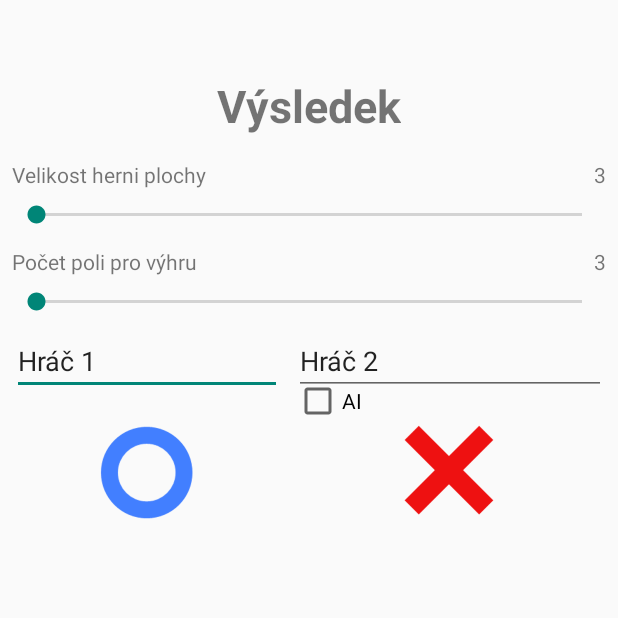
After one commit to Michyus/TAMZ2_projekt, an Android app: the StatisticsDetail screen opened directly, with no data from a screen before it, on a phone screen of 412 x 824 dp, the top half of it. The commit adds this screen. Run offline under Robolectric (Android 15) with nearby library versions, the phone set to English and light mode, and no system bars.

Commit message:
Repairing DBHelper and Statistics, now correct data are displayed

```diff
--- a/Piskvorky/app/src/main/AndroidManifest.xml
+++ b/Piskvorky/app/src/main/AndroidManifest.xml
@@ -22,7 +22,8 @@
             android:screenOrientation="portrait" />
         <activity android:name=".Settings" />
         <activity android:name=".Statistics" />
-        <activity android:name=".CustomGameActivity"></activity>
+        <activity android:name=".CustomGameActivity" />
+        <activity android:name=".StatisticsDetail"></activity>
     </application>
 
 </manifest>
--- a/Piskvorky/app/src/main/java/com/example/michyus/piskvorky/DBHelper.java
+++ b/Piskvorky/app/src/main/java/com/example/michyus/piskvorky/DBHelper.java
@@ -15,6 +15,12 @@ public class DBHelper extends SQLiteOpenHelper {
     public static final String GAMES_TABLE_NAME = "games";
     public static final String GAMES_COLUMN_ID = "id";
     public static final String GAMES_COLUMN_WINNER = "winner";
+    public static final String GAMES_COLUMN_NAME_1 = "name_1";
+    public static final String GAMES_COLUMN_NAME_2 = "name_2";
+    public static final String GAMES_COLUMN_MOVES = "moves";
+    public static final String GAMES_COLUMN_SIZE = "size";
+    public static final String GAMES_COLUMN_COUNT = "count";
+
 
 
     public static ArrayList<String> arrayList = new ArrayList<String>();
@@ -26,8 +32,7 @@ public class DBHelper extends SQLiteOpenHelper {
 
     @Override
     public void onCreate(SQLiteDatabase db) {
-        //db.execSQL("create table games " + "(id integer primary key, name text)");
-        db.execSQL("CREATE TABLE games " + "(id INTEGER PRIMARY KEY, winner TEXT, name_1 TEXT, name_2 TEXT, moves INT)");
+        db.execSQL("CREATE TABLE games " + "(id INTEGER PRIMARY KEY, winner TEXT, name_1 TEXT, name_2 TEXT, moves INT, size INT, count INT)");
     }
 
     @Override
@@ -36,11 +41,16 @@ public class DBHelper extends SQLiteOpenHelper {
         onCreate(db);
     }
 
-    public boolean insertGame(String winner, String name_1, String name_2, int moves)
+    public boolean insertGame(String winner, String name_1, String name_2, int moves, int size, int count)
     {
         SQLiteDatabase db = this.getWritableDatabase();
         ContentValues contentValues = new ContentValues();
         contentValues.put(GAMES_COLUMN_WINNER, winner);
+        contentValues.put(GAMES_COLUMN_NAME_1, name_1);
+        contentValues.put(GAMES_COLUMN_NAME_2, name_2);
+        contentValues.put(GAMES_COLUMN_MOVES, moves);
+        contentValues.put(GAMES_COLUMN_SIZE, size);
+        contentValues.put(GAMES_COLUMN_COUNT, count);
         db.insert(GAMES_TABLE_NAME, null, contentValues);
         return true;
     }
@@ -49,20 +59,9 @@ public class DBHelper extends SQLiteOpenHelper {
     public Cursor getData(int id){
         SQLiteDatabase db = this.getReadableDatabase();
         Cursor res =  db.rawQuery("select * from games where id=" + id + "", null);
-        //Cursor res =  db.rawQuery( "select * from games LIMIT 1 OFFSET "+id+"", null );
         return res;
     }
 
-    public boolean updateGame (Integer id, String name, int cost, int type)
-    {
-        //TODO update zaznam
-        SQLiteDatabase db = this.getWritableDatabase();
-        ContentValues contentValues = new ContentValues();
-        contentValues.put("winner", name);
-        db.update(GAMES_TABLE_NAME, contentValues,"id="+id,null);
-
-        return true;
-    }
 
     public void setAllGames()
     {
--- a/Piskvorky/app/src/main/java/com/example/michyus/piskvorky/GameEngine.java
+++ b/Piskvorky/app/src/main/java/com/example/michyus/piskvorky/GameEngine.java
@@ -4,6 +4,8 @@ import android.app.Activity;
 import android.widget.ImageView;
 import android.widget.TextView;
 import android.widget.Toast;
+
+import java.util.Date;
 import java.util.concurrent.ThreadLocalRandom;
 
 public class GameEngine {
@@ -25,14 +27,14 @@ public class GameEngine {
 
     private String name_1;
     private String name_2;
+    private String winner_name;
 
     public TextView textView_moveOf;
     public ImageView imageView_moveOf;
 
     public int moves;
 
-    private boolean check = true;
-
+    private boolean check = true; // TODO: get rid of this
 
     protected enum Players{
         None, Player1, Player2
@@ -47,6 +49,7 @@ public class GameEngine {
         this.countToWin = countToWin;
         this.name_1 = name_1;
         this.name_2 = name_2;
+        this.winner_name = "None";
 
         this.moves = 0;
 
@@ -75,11 +78,9 @@ public class GameEngine {
         }
         Players winner = checkWhoWon();
 
-        if(winner != Players.None){
-            if (this.check){
-                this.check = false;
-                saveToDatabase();
-            }
+        if(winner != Players.None && this.check){
+            this.check = false;
+            saveToDatabase();
 
             new GameEndDialog(this, gameActivity);
             this.gameActivity.findViewById(R.id.gameFrame).setOnTouchListener(null);
@@ -118,9 +119,11 @@ public class GameEngine {
 
     public Players checkWhoWon(){
         if (hasWinner(Players.Player1, countToWin)){
+            this.winner_name = this.name_1;
             return Players.Player1;
         }
         else if (hasWinner(Players.Player2, countToWin)){
+            this.winner_name = this.name_2;
             return Players.Player2;
         }
 
@@ -243,7 +246,7 @@ public class GameEngine {
     private void saveToDatabase(){
         games_db = new DBHelper(gameActivity);
 
-        if(games_db.insertGame("WHO_WON_NEW", "", "", 0)){
+        if(games_db.insertGame(this.winner_name, "", "", 0,0,0)){
             Toast.makeText(gameActivity.getApplicationContext(), "done", Toast.LENGTH_SHORT).show();
         }
         else{
@@ -251,3 +254,4 @@ public class GameEngine {
         }
     }
 }
+//this.name_1, this.name_2, this.moves, this.GRID_NUMBER, this.countToWin)
--- a/Piskvorky/app/src/main/java/com/example/michyus/piskvorky/Settings.java
+++ b/Piskvorky/app/src/main/java/com/example/michyus/piskvorky/Settings.java
@@ -17,6 +17,7 @@ public class Settings extends AppCompatActivity {
     SharedPreferences.Editor editor;
     SharedPreferences prefs;
     boolean darkTheme;
+    DBHelper games_db;
 
     @Override
     protected void onCreate(Bundle savedInstanceState) {
@@ -34,12 +35,13 @@ public class Settings extends AppCompatActivity {
         switch_theme.setOnClickListener(listener_theme);
 
         switch_theme.setChecked(darkTheme);
+        games_db = new DBHelper(this);
     }
 
     View.OnClickListener listener_resetStatistics = new View.OnClickListener() {
         @Override
         public void onClick(View v) {
-
+            games_db.removeAll();
         }
     };
 
--- a/Piskvorky/app/src/main/java/com/example/michyus/piskvorky/Statistics.java
+++ b/Piskvorky/app/src/main/java/com/example/michyus/piskvorky/Statistics.java
@@ -42,22 +42,24 @@ public class Statistics extends AppCompatActivity {
         listView_statistics = findViewById(R.id.listView_statistics);
         listView_statistics.setAdapter(arrayAdapter);
 
+
         listView_statistics.setOnItemClickListener(new AdapterView.OnItemClickListener() {
             @Override
             public void onItemClick(AdapterView<?> arg0, View arg1, int arg2, long arg3) {
-                /*
+
                 //abych vedel jake id v poli mam hledat
                 int id_To_Search = arg2+1;
                 Log.d("Clicked item id", " "+ arg2);
                 //TODO 2: zavolat aktivitu, ktera bude zobrazovat informace o zaznamu v db a predat ji hledane id zaznamu
-                Intent intent = new Intent(getApplicationContext(),DisplayContact.class);
+                Intent intent = new Intent(getApplicationContext(),StatisticsDetail.class);
                 Bundle dataBundle = new Bundle();
                 dataBundle.putInt("id", id_To_Search);
                 intent.putExtras(dataBundle);
                 startActivity(intent);
-                */
+
             }
         });
 
+
     }
 }
--- /dev/null
+++ b/Piskvorky/app/src/main/java/com/example/michyus/piskvorky/StatisticsDetail.java
@@ -0,0 +1,28 @@
+package com.example.michyus.piskvorky;
+
+import android.support.v7.app.AppCompatActivity;
+import android.os.Bundle;
+import android.widget.CheckBox;
+import android.widget.EditText;
+import android.widget.SeekBar;
+import android.widget.TextView;
+
+public class StatisticsDetail extends AppCompatActivity {
+
+    SeekBar seekBar_gameGridSize;
+    TextView textView_gameGridSize;
+
+    SeekBar seekBar_countToWin;
+    TextView textView_countToWin;
+
+    EditText editText_name_1;
+    EditText editText_name_2;
+
+    CheckBox checkBox_AI;
+
+    @Override
+    protected void onCreate(Bundle savedInstanceState) {
+        super.onCreate(savedInstanceState);
+        setContentView(R.layout.activity_statistics_detail);
+    }
+}
--- a/Piskvorky/app/src/main/res/layout/activity_statistics.xml
+++ b/Piskvorky/app/src/main/res/layout/activity_statistics.xml
@@ -9,11 +9,25 @@
     <ListView
         android:id="@+id/listView_statistics"
         android:layout_width="368dp"
-        android:layout_height="551dp"
+        android:layout_height="366dp"
         android:layout_marginBottom="8dp"
         android:layout_marginEnd="8dp"
         android:layout_marginStart="8dp"
         app:layout_constraintBottom_toBottomOf="parent"
         app:layout_constraintEnd_toEndOf="parent"
         app:layout_constraintStart_toStartOf="parent" />
+
+    <TextView
+        android:id="@+id/textView"
+        android:layout_width="wrap_content"
+        android:layout_height="wrap_content"
+        android:layout_marginBottom="8dp"
+        android:layout_marginEnd="8dp"
+        android:layout_marginStart="8dp"
+        android:layout_marginTop="8dp"
+        android:text="TextView"
+        app:layout_constraintBottom_toTopOf="@+id/listView_statistics"
+        app:layout_constraintEnd_toEndOf="parent"
+        app:layout_constraintStart_toStartOf="parent"
+        app:layout_constraintTop_toTopOf="parent" />
 </android.support.constraint.ConstraintLayout>
--- /dev/null
+++ b/Piskvorky/app/src/main/res/layout/activity_statistics_detail.xml
@@ -0,0 +1,153 @@
+<?xml version="1.0" encoding="utf-8"?>
+<android.support.constraint.ConstraintLayout xmlns:android="http://schemas.android.com/apk/res/android"
+    xmlns:app="http://schemas.android.com/apk/res-auto"
+    xmlns:tools="http://schemas.android.com/tools"
+    android:layout_width="match_parent"
+    android:layout_height="match_parent"
+    tools:context=".StatisticsDetail">
+
+    <TextView
+        android:id="@+id/textView_title"
+        android:layout_width="wrap_content"
+        android:layout_height="40dp"
+        android:autoText="false"
+        android:text="Výsledek"
+        android:textSize="30sp"
+        android:textStyle="bold"
+        app:layout_constraintBottom_toBottomOf="parent"
+        app:layout_constraintLeft_toLeftOf="parent"
+        app:layout_constraintRight_toRightOf="parent"
+        app:layout_constraintTop_toTopOf="parent"
+        app:layout_constraintVertical_bias="0.064" />
+
+    <SeekBar
+        android:id="@+id/seekBar_gameGridSize"
+        android:layout_width="0dp"
+        android:layout_height="wrap_content"
+        android:layout_marginEnd="8dp"
+        android:layout_marginStart="8dp"
+        android:layout_marginTop="44dp"
+        android:max="11"
+        app:layout_constraintEnd_toEndOf="parent"
+        app:layout_constraintHorizontal_bias="0.0"
+        app:layout_constraintStart_toStartOf="parent"
+        app:layout_constraintTop_toBottomOf="@+id/textView_title" />
+
+    <SeekBar
+        android:id="@+id/seekBar_countToWin"
+        android:layout_width="0dp"
+        android:layout_height="wrap_content"
+        android:layout_marginEnd="8dp"
+        android:layout_marginStart="8dp"
+        android:layout_marginTop="40dp"
+        android:max="3"
+        app:layout_constraintEnd_toEndOf="parent"
+        app:layout_constraintHorizontal_bias="0.0"
+        app:layout_constraintStart_toStartOf="parent"
+        app:layout_constraintTop_toBottomOf="@+id/seekBar_gameGridSize" />
+
+    <TextView
+        android:id="@+id/textView_countToWinTitle"
+        android:layout_width="wrap_content"
+        android:layout_height="wrap_content"
+        android:layout_marginBottom="8dp"
+        android:layout_marginStart="8dp"
+        android:text="Počet poli pro výhru"
+        app:layout_constraintBottom_toTopOf="@+id/seekBar_countToWin"
+        app:layout_constraintStart_toStartOf="parent" />
+
+    <TextView
+        android:id="@+id/textView_gameGridSizeTitle"
+        android:layout_width="wrap_content"
+        android:layout_height="wrap_content"
+        android:layout_marginBottom="8dp"
+        android:layout_marginStart="8dp"
+        android:text="Velikost herni plochy"
+        app:layout_constraintBottom_toTopOf="@+id/seekBar_gameGridSize"
+        app:layout_constraintStart_toStartOf="parent" />
+
+    <TextView
+        android:id="@+id/textView_gameGridSize"
+        android:layout_width="wrap_content"
+        android:layout_height="wrap_content"
+        android:layout_marginBottom="8dp"
+        android:layout_marginEnd="8dp"
+        android:text="3"
+        app:layout_constraintBottom_toTopOf="@+id/seekBar_gameGridSize"
+        app:layout_constraintEnd_toEndOf="parent" />
+
+    <TextView
+        android:id="@+id/textView_countToWin"
+        android:layout_width="wrap_content"
+        android:layout_height="wrap_content"
+        android:layout_marginBottom="8dp"
+        android:layout_marginEnd="8dp"
+        android:text="3"
+        app:layout_constraintBottom_toTopOf="@+id/seekBar_countToWin"
+        app:layout_constraintEnd_toEndOf="parent" />
+
+    <EditText
+        android:id="@+id/editText_name_1"
+        android:layout_width="180dp"
+        android:layout_height="wrap_content"
+        android:layout_marginStart="8dp"
+        android:layout_marginTop="8dp"
+        android:ems="10"
+        android:inputType="textPersonName"
+        android:text="Hráč 1"
+        app:layout_constraintStart_toStartOf="parent"
+        app:layout_constraintTop_toBottomOf="@+id/seekBar_countToWin" />
+
+    <EditText
+        android:id="@+id/editText_name_2"
+        android:layout_width="0dp"
+        android:layout_height="wrap_content"
+        android:layout_marginEnd="8dp"
+        android:layout_marginStart="8dp"
+        android:layout_marginTop="8dp"
+        android:ems="10"
+        android:inputType="textPersonName"
+        android:text="Hráč 2"
+        app:layout_constraintEnd_toEndOf="parent"
+        app:layout_constraintStart_toEndOf="@+id/editText_name_1"
+        app:layout_constraintTop_toBottomOf="@+id/seekBar_countToWin" />
+
+    <ImageView
+        android:id="@+id/imageView"
+        android:layout_width="179dp"
+        android:layout_height="87dp"
+        android:layout_marginStart="8dp"
+        android:layout_marginTop="8dp"
+        app:layout_constraintBottom_toTopOf="@+id/button_play"
+        app:layout_constraintStart_toStartOf="parent"
+        app:layout_constraintTop_toBottomOf="@+id/editText_name_1"
+        app:srcCompat="@drawable/circle" />
+
+    <ImageView
+        android:id="@+id/imageView2"
+        android:layout_width="0dp"
+        android:layout_height="86dp"
+        android:layout_marginEnd="8dp"
+        android:layout_marginStart="8dp"
+        android:layout_marginTop="8dp"
+        app:layout_constraintBottom_toTopOf="@+id/button_play"
+        app:layout_constraintEnd_toEndOf="parent"
+        app:layout_constraintStart_toEndOf="@+id/imageView"
+        app:layout_constraintTop_toBottomOf="@+id/editText_name_2"
+        app:srcCompat="@drawable/cross" />
+
+    <CheckBox
+        android:id="@+id/checkBox_AI"
+        android:layout_width="0dp"
+        android:layout_height="wrap_content"
+        android:layout_marginBottom="8dp"
+        android:layout_marginEnd="8dp"
+        android:layout_marginStart="8dp"
+        android:layout_marginTop="8dp"
+        android:text="AI"
+        app:layout_constraintBottom_toTopOf="@+id/imageView"
+        app:layout_constraintEnd_toEndOf="parent"
+        app:layout_constraintStart_toEndOf="@+id/editText_name_1"
+        app:layout_constraintTop_toBottomOf="@+id/editText_name_1" />
+
+</android.support.constraint.ConstraintLayout>
```
